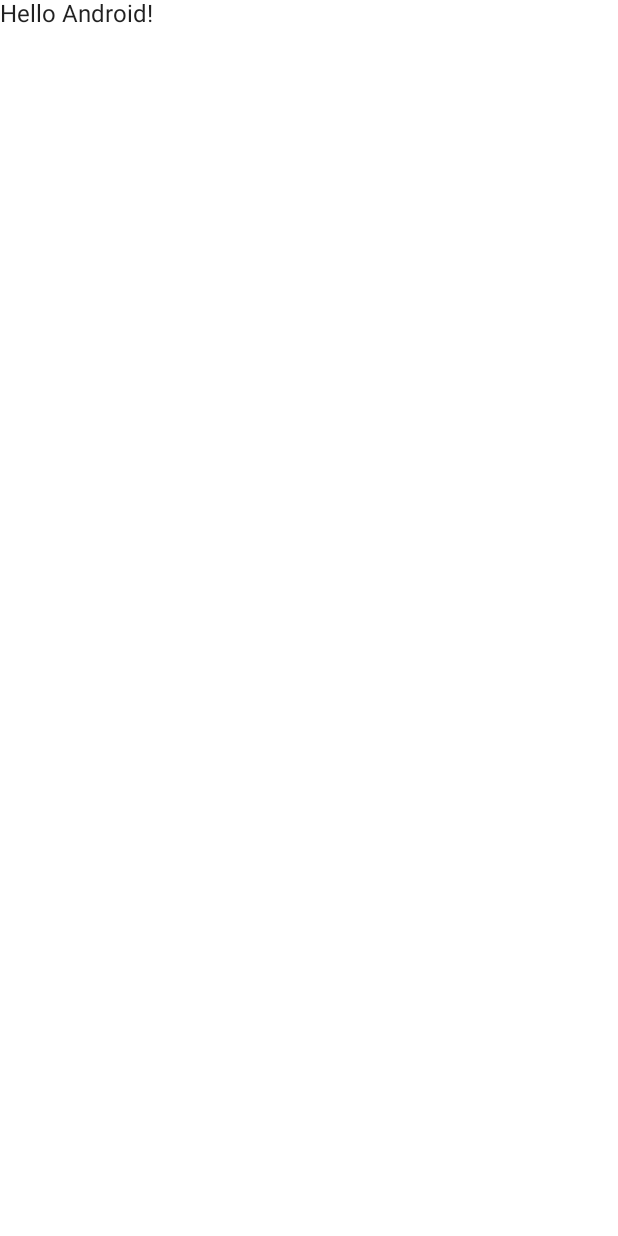
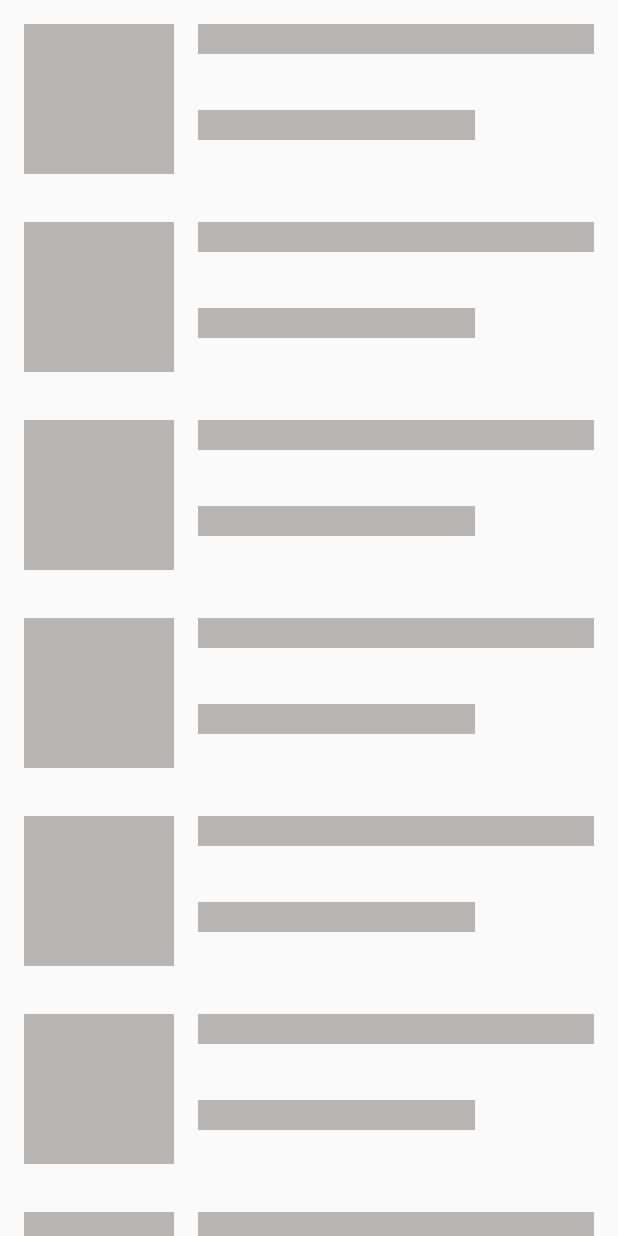
Before and after one commit to kashifansari786/shimmerWithCompose, an Android app built with Jetpack Compose: the screen it shows after launch (MainActivity), on a phone screen of 412 x 824 dp. Before the commit the screen is almost empty. Run offline under Robolectric (Android 15) with nearby library versions, the phone set to English and light mode, and no system bars; our stand-ins replace Shimmer.

Commit message:
added shimmer effect using compose

```diff
--- a/app/src/main/java/com/kashif/shimmercompose/MainActivity.kt
+++ b/app/src/main/java/com/kashif/shimmercompose/MainActivity.kt
@@ -3,41 +3,57 @@ package com.kashif.shimmercompose
 import android.os.Bundle
 import androidx.activity.ComponentActivity
 import androidx.activity.compose.setContent
-import androidx.compose.foundation.layout.fillMaxSize
+import androidx.compose.foundation.layout.*
+import androidx.compose.foundation.lazy.LazyColumn
+import androidx.compose.foundation.lazy.items
+import androidx.compose.material.Icon
 import androidx.compose.material.MaterialTheme
 import androidx.compose.material.Surface
 import androidx.compose.material.Text
-import androidx.compose.runtime.Composable
+import androidx.compose.material.icons.Icons
+import androidx.compose.material.icons.filled.Home
+import androidx.compose.runtime.*
 import androidx.compose.ui.Modifier
 import androidx.compose.ui.tooling.preview.Preview
+import androidx.compose.ui.unit.dp
 import com.kashif.shimmercompose.ui.theme.ShimmerComposeTheme
+import kotlinx.coroutines.delay
 
+/**
+ * Created by Mohammad Kashif Ansari on 21,March,2023
+ */
 class MainActivity : ComponentActivity() {
     override fun onCreate(savedInstanceState: Bundle?) {
         super.onCreate(savedInstanceState)
         setContent {
             ShimmerComposeTheme {
+                var isLoading by remember {
+                    mutableStateOf(true)
+                }
+                LaunchedEffect(key1 = true ){
+                    delay(10000)
+                    isLoading=false
+                }
                 // A surface container using the 'background' color from the theme
-                Surface(
-                    modifier = Modifier.fillMaxSize(),
-                    color = MaterialTheme.colors.background
-                ) {
-                    Greeting("Android")
-                }
+LazyColumn(modifier = Modifier.fillMaxSize()){
+    items(20){
+        ShimmerListItem(isLoading = isLoading,
+        contentAfterLoading = {
+            Row(modifier = Modifier
+                .fillMaxWidth()
+                .padding(16.dp)) {
+                Icon(imageVector = Icons.Default.Home, contentDescription = null, modifier = Modifier.size(100.dp))
+                Spacer(modifier = Modifier.width(16.dp))
+                Text(text = "This is a long text to show that our shimmer display is working")
+            }
+        }, modifier = Modifier
+                .fillMaxWidth()
+                .padding(16.dp))
+
+        }
+    }
+
             }
         }
     }
 }
-
-@Composable
-fun Greeting(name: String) {
-    Text(text = "Hello $name!")
-}
-
-@Preview(showBackground = true)
-@Composable
-fun DefaultPreview() {
-    ShimmerComposeTheme {
-        Greeting("Android")
-    }
-}
--- /dev/null
+++ b/app/src/main/java/com/kashif/shimmercompose/MainViewModel.kt
@@ -0,0 +1,7 @@
+package com.kashif.shimmercompose
+
+/**
+ * Created by Mohammad Kashif Ansari on 21,March,2023
+ */
+class MainViewModel {
+}
--- /dev/null
+++ b/app/src/main/java/com/kashif/shimmercompose/ShimmerListItem.kt
@@ -0,0 +1,80 @@
+package com.kashif.shimmercompose
+
+import androidx.compose.animation.core.animateFloat
+import androidx.compose.animation.core.infiniteRepeatable
+import androidx.compose.animation.core.rememberInfiniteTransition
+import androidx.compose.animation.core.tween
+import androidx.compose.foundation.background
+import androidx.compose.foundation.layout.*
+import androidx.compose.runtime.*
+import androidx.compose.ui.Modifier
+import androidx.compose.ui.composed
+import androidx.compose.ui.geometry.Offset
+import androidx.compose.ui.graphics.Brush
+import androidx.compose.ui.graphics.Color
+import androidx.compose.ui.layout.onGloballyPositioned
+import androidx.compose.ui.unit.IntSize
+import androidx.compose.ui.unit.dp
+
+/**
+ * Created by Mohammad Kashif Ansari on 21,March,2023
+ */
+
+@Composable
+fun ShimmerListItem(
+    isLoading:Boolean,
+    contentAfterLoading: @Composable () -> Unit,
+    modifier: Modifier=Modifier
+){
+if(isLoading){
+
+    Row(modifier = modifier) {
+        Box(modifier = Modifier
+            .size(100.dp)
+            .shimmerEffect())
+        Spacer(modifier = Modifier.width(16.dp))
+        Column(modifier = Modifier.weight(1f)) {
+            Box(modifier = Modifier
+                .fillMaxWidth()
+                .height(20.dp)
+                .shimmerEffect())
+            Spacer(modifier = modifier.height(5.dp))
+            Box(modifier = Modifier
+                .fillMaxWidth(0.7f)
+                .height(20.dp)
+                .shimmerEffect())
+        }
+    }
+}else
+{
+    contentAfterLoading()
+}
+}
+
+fun Modifier.shimmerEffect():Modifier=composed {
+    var size by remember {
+        mutableStateOf(IntSize.Zero)
+    }
+    val transition= rememberInfiniteTransition()
+    val startOffsetX by transition.animateFloat(
+        initialValue = -2 * size.width.toFloat(),
+        targetValue = -2 * size.width.toFloat() ,
+        animationSpec = infiniteRepeatable(
+            animation = tween(1000)
+        )
+    )
+    background(
+        brush = Brush.linearGradient(
+            colors = listOf(
+                Color(0xFFB8B5B5),
+                Color(0xFF8F8B8B),
+                Color(0xFFB8B5B5),
+            ),
+            start = Offset(startOffsetX,0f),
+            end = Offset(startOffsetX + size.width.toFloat(),size.height.toFloat())
+        )
+    )
+        .onGloballyPositioned {
+            size=it.size
+        }
+}
--- a/app/src/main/java/com/kashif/shimmercompose/ui/theme/Color.kt
+++ b/app/src/main/java/com/kashif/shimmercompose/ui/theme/Color.kt
@@ -1,7 +1,9 @@
 package com.kashif.shimmercompose.ui.theme
 
 import androidx.compose.ui.graphics.Color
-
+/**
+ * Created by Mohammad Kashif Ansari on 21,March,2023
+ */
 val Purple200 = Color(0xFFBB86FC)
 val Purple500 = Color(0xFF6200EE)
 val Purple700 = Color(0xFF3700B3)
--- a/app/src/main/java/com/kashif/shimmercompose/ui/theme/Shape.kt
+++ b/app/src/main/java/com/kashif/shimmercompose/ui/theme/Shape.kt
@@ -3,7 +3,9 @@ package com.kashif.shimmercompose.ui.theme
 import androidx.compose.foundation.shape.RoundedCornerShape
 import androidx.compose.material.Shapes
 import androidx.compose.ui.unit.dp
-
+/**
+ * Created by Mohammad Kashif Ansari on 21,March,2023
+ */
 val Shapes = Shapes(
     small = RoundedCornerShape(4.dp),
     medium = RoundedCornerShape(4.dp),
--- a/app/src/main/java/com/kashif/shimmercompose/ui/theme/Theme.kt
+++ b/app/src/main/java/com/kashif/shimmercompose/ui/theme/Theme.kt
@@ -5,7 +5,9 @@ import androidx.compose.material.MaterialTheme
 import androidx.compose.material.darkColors
 import androidx.compose.material.lightColors
 import androidx.compose.runtime.Composable
-
+/**
+ * Created by Mohammad Kashif Ansari on 21,March,2023
+ */
 private val DarkColorPalette = darkColors(
     primary = Purple200,
     primaryVariant = Purple700,
--- a/app/src/main/java/com/kashif/shimmercompose/ui/theme/Type.kt
+++ b/app/src/main/java/com/kashif/shimmercompose/ui/theme/Type.kt
@@ -5,7 +5,9 @@ import androidx.compose.ui.text.TextStyle
 import androidx.compose.ui.text.font.FontFamily
 import androidx.compose.ui.text.font.FontWeight
 import androidx.compose.ui.unit.sp
-
+/**
+ * Created by Mohammad Kashif Ansari on 21,March,2023
+ */
 // Set of Material typography styles to start with
 val Typography = Typography(
     body1 = TextStyle(
```
